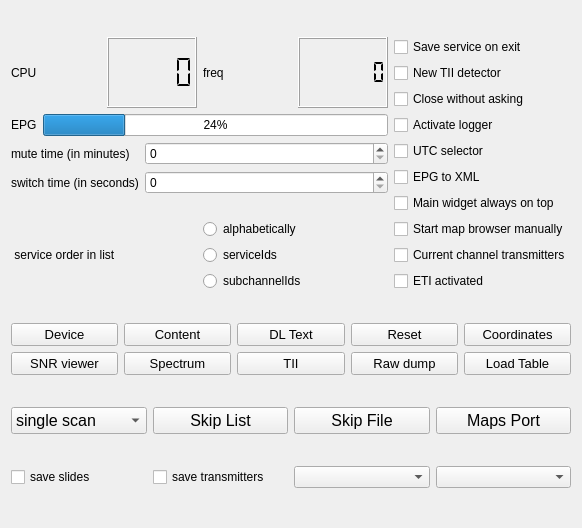
Qt form forms/config-helper.ui (tomneda/qt-dab) before a commit.
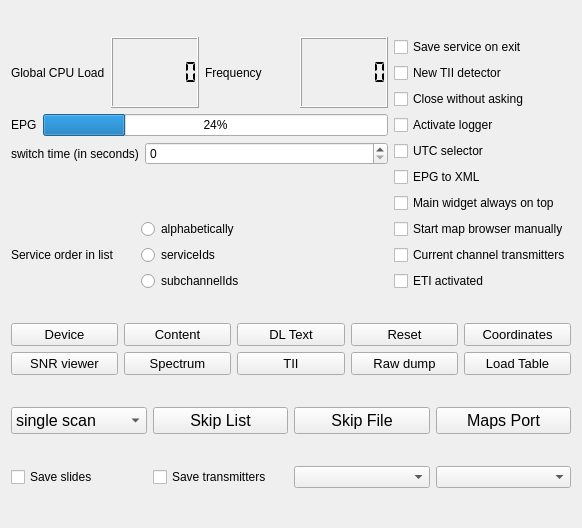
The same form after that commit. Custom widgets are drawn as their Qt base class.

Commit message:
Remove timer from Muting button
Audio off means audio off, forever!

```diff
--- a/forms/config-helper.ui
+++ b/forms/config-helper.ui
@@ -26,12 +26,18 @@
          <item>
           <widget class="QLabel" name="label_7">
            <property name="text">
-            <string>CPU</string>
+            <string>Global CPU Load</string>
            </property>
           </widget>
          </item>
          <item>
           <widget class="QLCDNumber" name="cpuMonitor">
+           <property name="smallDecimalPoint">
+            <bool>false</bool>
+           </property>
+           <property name="digitCount">
+            <number>7</number>
+           </property>
            <property name="segmentStyle">
             <enum>QLCDNumber::Flat</enum>
            </property>
@@ -40,7 +46,7 @@
          <item>
           <widget class="QLabel" name="label_4">
            <property name="text">
-            <string>freq</string>
+            <string>Frequency</string>
            </property>
           </widget>
          </item>
@@ -49,6 +55,9 @@
            <property name="toolTip">
             <string>&lt;html&gt;&lt;head/&gt;&lt;body&gt;&lt;p&gt;Current frequency (in MHz)&lt;/p&gt;&lt;/body&gt;&lt;/html&gt;</string>
            </property>
+           <property name="smallDecimalPoint">
+            <bool>false</bool>
+           </property>
            <property name="digitCount">
             <number>7</number>
            </property>
@@ -82,42 +91,28 @@
        </item>
        <item>
         <layout class="QFormLayout" name="formLayout">
-         <item row="0" column="1">
-          <widget class="smallSpinBox" name="muteTimeSetting">
-           <property name="toolTip">
-            <string>Set here the mute time in minutes</string>
-           </property>
-          </widget>
-         </item>
-         <item row="1" column="0">
+         <item row="0" column="0">
           <widget class="QLabel" name="label_2">
            <property name="text">
             <string>switch time (in seconds)</string>
            </property>
           </widget>
          </item>
-         <item row="1" column="1">
+         <item row="0" column="1">
           <widget class="smallSpinBox" name="switchDelaySetting">
            <property name="toolTip">
             <string>Set here the delay, when searching for data in a channel, in seconds</string>
            </property>
           </widget>
          </item>
-         <item row="0" column="0">
-          <widget class="QLabel" name="label">
-           <property name="text">
-            <string>mute time (in minutes)</string>
-           </property>
-          </widget>
-         </item>
         </layout>
        </item>
        <item>
-        <layout class="QHBoxLayout" name="horizontalLayout">
+        <layout class="QHBoxLayout" name="horizontalLayout" stretch="1,2">
          <item>
           <widget class="QLabel" name="label_3">
            <property name="text">
-            <string> service order in list</string>
+            <string>Service order in list</string>
            </property>
           </widget>
          </item>
@@ -536,7 +531,7 @@
         <string>&lt;html&gt;&lt;head/&gt;&lt;body&gt;&lt;p&gt;If set, slides (pictures) appearing during transmissions are being saved&lt;/p&gt;&lt;/body&gt;&lt;/html&gt;</string>
        </property>
        <property name="text">
-        <string>save slides</string>
+        <string>Save slides</string>
        </property>
       </widget>
      </item>
@@ -546,7 +541,7 @@
         <string>&lt;html&gt;&lt;head/&gt;&lt;body&gt;&lt;p&gt;When this is set, the transmitter descriptions visible on the map are also stored in a &amp;quot;.csv&amp;quot;  file,&lt;/p&gt;&lt;p&gt;On starting the httpHandler, a file selection menu will appear.&lt;/p&gt;&lt;/body&gt;&lt;/html&gt;</string>
        </property>
        <property name="text">
-        <string>save transmitters</string>
+        <string>Save transmitters</string>
        </property>
       </widget>
      </item>
```
The commit also changes 3 other files.
